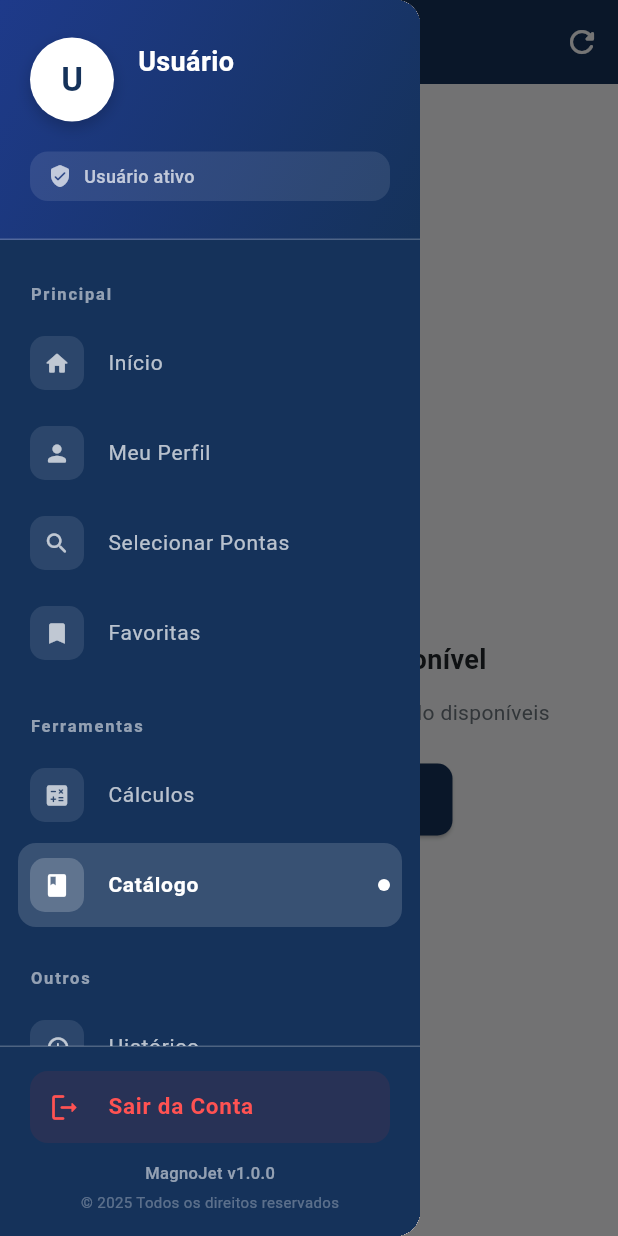
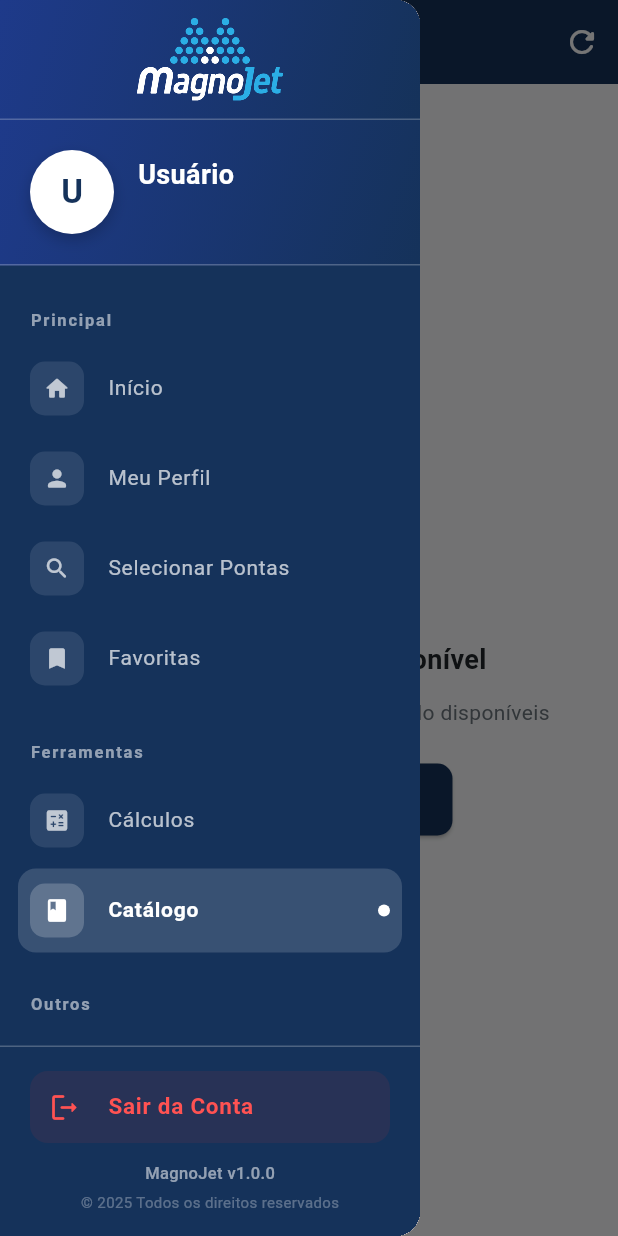
Before and after one commit to Fparaiz0/app_magnojet, a Flutter app: the CatalogPage screen opened directly, with the side drawer open, on a phone screen of 412 x 824 dp. Run offline on Flutter 3.47's test engine with Material 3 defaults, Android fonts, the phone set to English and light mode, and no system bars; our stand-ins replace connectivity_plus, device_info_plus, flutter_dotenv, geocoding, geolocator, image_picker and 5 more; accounts and stored records are empty; network calls fail.

Commit message:
feat: add logo to drawer

```diff
--- a/lib/widgets/custom_drawer.dart
+++ b/lib/widgets/custom_drawer.dart
@@ -47,7 +47,38 @@ class CustomDrawer extends StatelessWidget {
           child: Column(
             children: [
               Container(
-                height: 160,
+                height: 80,
+                width: double.infinity,
+                padding:
+                    const EdgeInsets.symmetric(horizontal: 20, vertical: 12),
+                decoration: const BoxDecoration(
+                  gradient: LinearGradient(
+                    begin: Alignment.topLeft,
+                    end: Alignment.bottomRight,
+                    colors: [
+                      Color(0xFF1E3A8A),
+                      Color(0xFF15325A),
+                    ],
+                  ),
+                  border: Border(
+                    bottom: BorderSide(color: Colors.white24, width: 1),
+                  ),
+                ),
+                child: Row(
+                  mainAxisAlignment: MainAxisAlignment.center,
+                  children: [
+                    Image.asset(
+                      'assets/logo_branca.png',
+                      height: 150,
+                      width: 100,
+                      fit: BoxFit.contain,
+                      filterQuality: FilterQuality.high,
+                    ),
+                  ],
+                ),
+              ),
+              Container(
+                height: 97,
                 width: double.infinity,
                 padding:
                     const EdgeInsets.symmetric(horizontal: 20, vertical: 20),
@@ -139,32 +170,6 @@ class CustomDrawer extends StatelessWidget {
                                 ),
                               ),
                             ],
-                          ),
-                          const SizedBox(height: 20),
-                          Container(
-                            padding: const EdgeInsets.symmetric(
-                                horizontal: 12, vertical: 8),
-                            decoration: BoxDecoration(
-                              color: Colors.white.withValues(alpha: 0.1),
-                              borderRadius: BorderRadius.circular(12),
-                            ),
-                            child: const Row(
-                              children: [
-                                Icon(Icons.verified_user_rounded,
-                                    color: Colors.white70, size: 16),
-                                SizedBox(width: 8),
-                                Expanded(
-                                  child: Text(
-                                    'Usuário ativo',
-                                    style: TextStyle(
-                                      color: Colors.white70,
-                                      fontSize: 12,
-                                      fontWeight: FontWeight.w500,
-                                    ),
-                                  ),
-                                ),
-                              ],
-                            ),
                           ),
                         ],
                       ),
```
